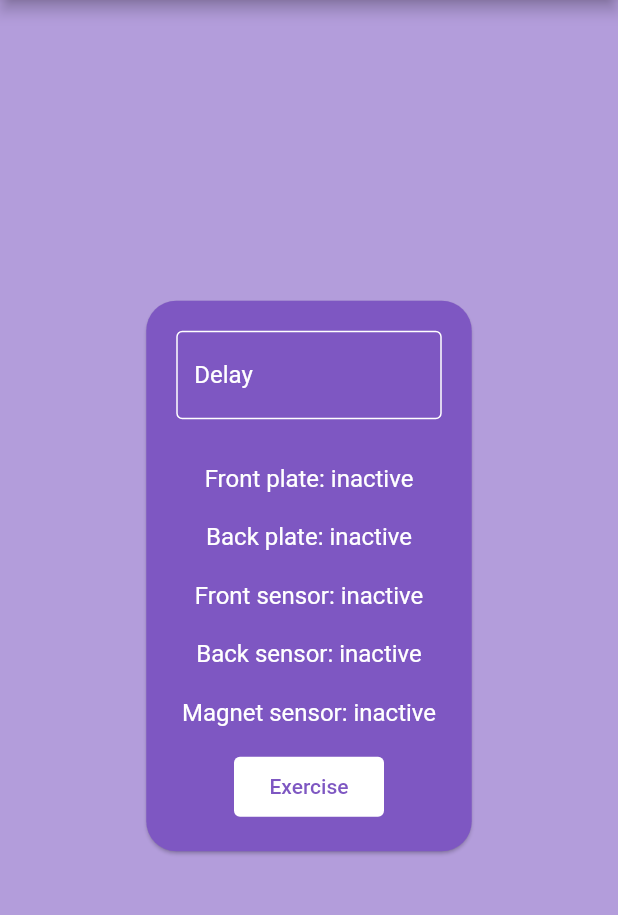
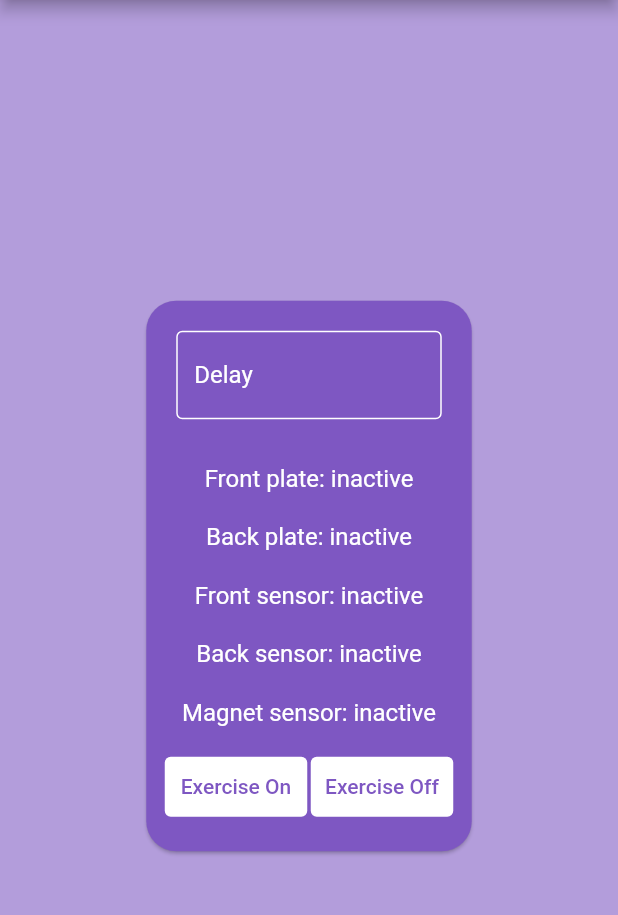
Before and after one commit to RobinsonEngineering/RoboCarApp, a Flutter app: the Settings screen opened directly, after a tap on the "settings" icon, on a phone screen of 412 x 824 dp, the part 84-999 px from its top. Run offline on Flutter 3.47's test engine with Material 2 defaults, Android fonts, the phone set to English and light mode, and no system bars; our stand-ins replace riverpod; missing offline and left inert: passcode_screen.

Commit message:
App updateS

```diff
--- a/lib/components/socket.dart
+++ b/lib/components/socket.dart
@@ -99,7 +99,9 @@ import 'dart:typed_data';
 class SSocket {
   static final SSocket _singleton = SSocket._internal();
 
-  String x = "       ";
+  String x = "00";
+  String delay = "000";
+  String recievedMessage = "x";
 
   SSocket._internal() {
     setup();
@@ -111,7 +113,7 @@ class SSocket {
 
   void setup() async {
     // connect to the socket server
-    final socket = await Socket.connect('172.20.10.3', 8080);
+    final socket = await Socket.connect('192.168.1.54', 8080);
     print('Connected to: ${socket.remoteAddress.address}:${socket.remotePort}');
 
     // listen for responses from the server
@@ -120,8 +122,9 @@ class SSocket {
       // handle data from the server
           (Uint8List data) {
         final serverResponse = String.fromCharCodes(data);
+        recievedMessage = serverResponse;
         print('Server: $serverResponse');
-        socket.write(x);
+        socket.write(x + delay);
       },
 
       // handle errors
@@ -136,10 +139,22 @@ class SSocket {
         socket.destroy();
       },
     );
+
+    // while (true) {
+    //   socket.write(x);
+    // }
   }
 
   void setX(String newX) {
     x = newX;
+  }
+
+  void setDelay(String newDelay) {
+    delay = newDelay;
+  }
+
+  String getArduinoCode() {
+    return recievedMessage;
   }
 }
 
--- a/lib/components/table.dart
+++ b/lib/components/table.dart
@@ -52,7 +52,7 @@ class _SushiTableState extends State<SushiTable> {
           alignment: Alignment(xs![index], ys![index]),
           child: Container(
               height: 100,
-              width: 250,
+              width: 275,
               // transform: new Matrix4.identity()..rotateZ(thetas![index] * pi / 180),
               child: Row(
                   mainAxisAlignment: MainAxisAlignment.spaceEvenly,
@@ -60,6 +60,7 @@ class _SushiTableState extends State<SushiTable> {
                     MaterialButton(
                       onPressed: () {
                         SSocket().setX(lefts![index]);
+                        print("table: " + lefts![index]);
                         select(index);
                       },
                       color: Colors.white,
@@ -103,6 +104,7 @@ class _SushiTableState extends State<SushiTable> {
                     MaterialButton(
                       onPressed: () {
                         SSocket().setX(rights![index]);
+                        print("table: " + rights![index]);
                         select(index);
                       },
                       color: Colors.black,
--- a/lib/pages/settings.dart
+++ b/lib/pages/settings.dart
@@ -84,7 +84,7 @@ class StatusCard extends StatefulWidget {
 }
 
 class _StatusCardState extends State<StatusCard> {
-  String message = "000000";
+  String message = "000000000000";
 
   Timer? timer;
 
@@ -128,12 +128,15 @@ class _StatusCardState extends State<StatusCard> {
     color: Colors.white
               ),
             ),
+            onChanged: (String s) {
+              SSocket().setDelay(s);
+            },
           ),
         ),
         Padding(
           padding: EdgeInsets.all(10),
           child: Text(
-              (() {if (message.substring(0, 0)  == '1') { return "Front plate: active: "; } return "Front plate: inactive";}()),
+              (() {if (message.substring(5, 6) == '1') { return "Front plate: active"; } else {return "Front plate: inactive";}}()),
               style: TextStyle(
                   color: Colors.white,
                   fontSize: 16
@@ -144,7 +147,7 @@ class _StatusCardState extends State<StatusCard> {
         Padding(
         padding: EdgeInsets.all(10),
     child:Text(
-            (() {if (message.substring(1, 1)  == '1') { return "Back plate: active: "; } return "Back plate: inactive";}()),
+            (() {if (message.substring(6, 7) == '1') { return "Back plate: active"; } else {return "Back plate: inactive";}}()),
             style: TextStyle(
                 color: Colors.white,
                 fontSize: 16
@@ -154,7 +157,7 @@ class _StatusCardState extends State<StatusCard> {
     Padding(
     padding: EdgeInsets.all(10),
     child:Text(
-            (() {if (message.substring(2, 2)  == '1') { return "Front sensor: active: "; } return "Front sensor: inactive";}()),
+            (() {if (message.substring(3, 4)  == '1') { return "Front sensor: active"; } return "Front sensor: inactive";}()),
             style: TextStyle(
                 color: Colors.white,
                 fontSize: 16
@@ -164,7 +167,7 @@ class _StatusCardState extends State<StatusCard> {
     Padding(
     padding: EdgeInsets.all(10),
     child:Text(
-            (() {if (message.substring(3, 3)  == '1') { return "Back sensor: active: "; } return "Back sensor: inactive";}()),
+            (() {if (message.substring(4, 5)  == '1') { return "Back sensor: active"; } return "Back sensor: inactive";}()),
             style: TextStyle(
                 color: Colors.white,
                 fontSize: 16
@@ -174,7 +177,7 @@ class _StatusCardState extends State<StatusCard> {
         Padding(
           padding: EdgeInsets.all(10),
           child:Text(
-              (() {if (message.substring(3, 3)  == '1') { return "Magnet sensor: active: "; } return "Magnet sensor: inactive";}()),
+              (() {if (message.substring(2, 3)  == '1') { return "Magnet sensor: active"; } return "Magnet sensor: inactive";}()),
               style: TextStyle(
                   color: Colors.white,
                   fontSize: 16
@@ -183,8 +186,11 @@ class _StatusCardState extends State<StatusCard> {
         ),
         Padding(
           padding: EdgeInsets.all(10),
-          child: Container(
-            width: 100,
+          child: Row(
+            mainAxisAlignment: MainAxisAlignment.spaceEvenly,
+            children: [
+              Container(
+                  width: 95,
                   height: 40,
                   child: TextButton(
                     style: ButtonStyle(
@@ -201,10 +207,41 @@ class _StatusCardState extends State<StatusCard> {
                         },
                       ),
                     ),
-            child: Text(style: TextStyle(color: kPrimaryColor),"Exercise"),
-            onPressed: () {},
+                    child: Text(style: TextStyle(color: kPrimaryColor),"Exercise On"),
+                    onPressed: () {
+                      SSocket().setX("00");
+                    },
+                  )
+              ),
+              Container(
+                  width: 95,
+                  height: 40,
+                  child: TextButton(
+                    style: ButtonStyle(
+                      backgroundColor: MaterialStateProperty.all<Color>(Colors.white),
+                      foregroundColor: MaterialStateProperty.all<Color>(Colors.blue),
+                      overlayColor: MaterialStateProperty.resolveWith<Color?>(
+                            (Set<MaterialState> states) {
+                          if (states.contains(MaterialState.hovered))
+                            return Colors.lightBlue.withOpacity(0.04);
+                          if (states.contains(MaterialState.focused) ||
+                              states.contains(MaterialState.pressed))
+                            return Colors.lightBlue.withOpacity(0.12);
+                          return null; // Defer to the widget's default.
+                        },
+                      ),
+                    ),
+                    child: Text(style: TextStyle(color: kPrimaryColor),"Exercise Off"),
+                    onPressed: () {
+                      SSocket().setX("99");
+                    },
                   )
               )
+            ],
+          )
+
+
+
         )
       ],
     );
@@ -212,10 +249,12 @@ class _StatusCardState extends State<StatusCard> {
 
   void update(int test) {
     setState(() {
-      // message = SSocket().getServer();
-      // if (message.length == 0) {
-      //   message = "00000";
-      // }
+      String code = SSocket().getArduinoCode();
+      if (code.length > 6) {
+        print("arduino code: " + message);
+        message = code;
+      }
+
     });
   }
 }
```
Lines whose indentation alone changed are shown as unchanged.
